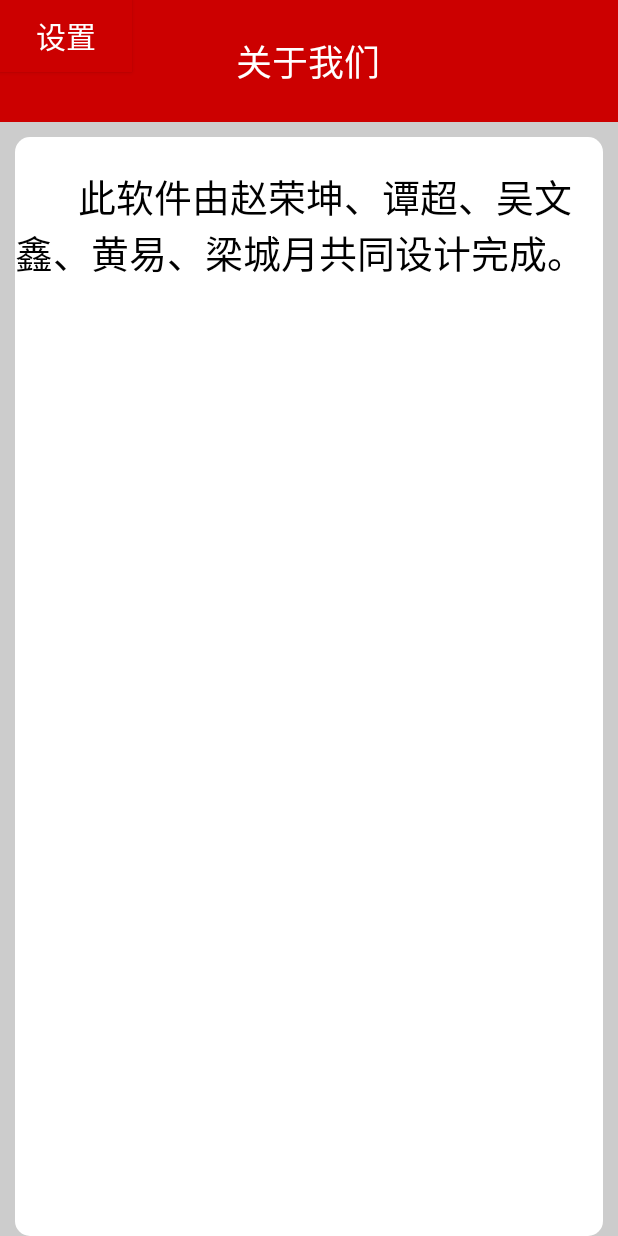
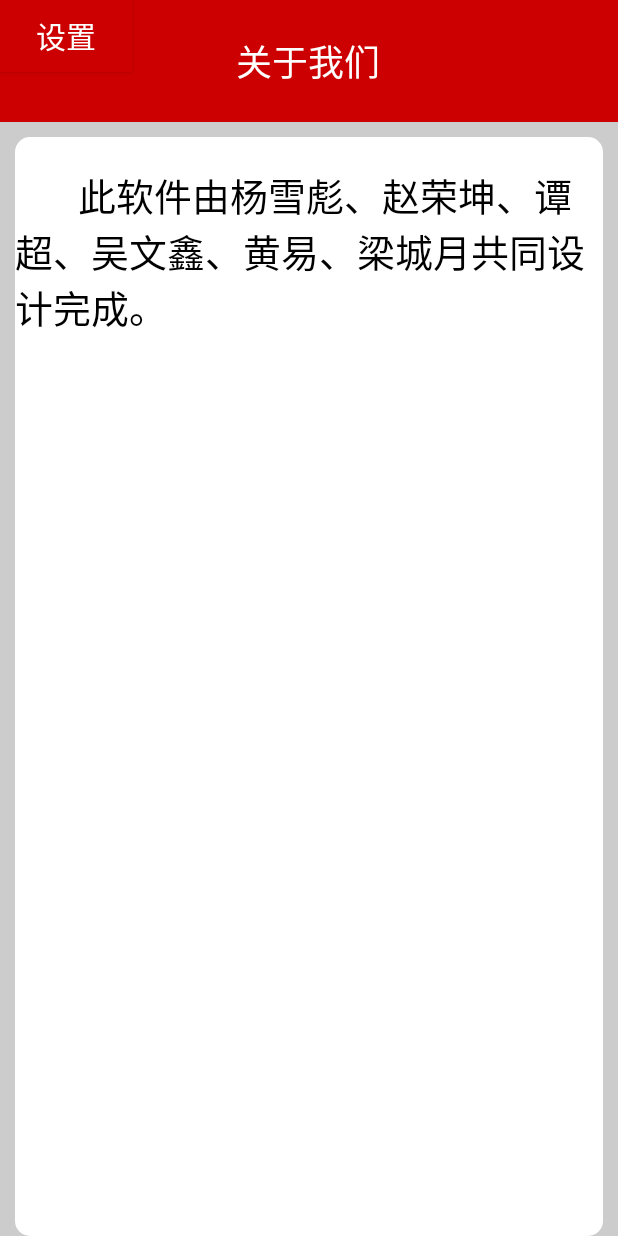
Before and after one commit to liangchengyue/HelpYou, an Android app: the SecondActivity screen opened directly, with no data from a screen before it, on a phone screen of 412 x 824 dp. Run offline under Robolectric (Android 15) with nearby library versions, the phone set to English and light mode, and no system bars.

Commit message:
增加组员杨雪彪

```diff
--- a/campushelp/src/main/res/layout/activity_second.xml
+++ b/campushelp/src/main/res/layout/activity_second.xml
@@ -74,7 +74,7 @@
                 android:layout_height="wrap_content"
                 android:textSize="25sp"
                 android:textColor="#000000"
-                android:text="       此软件由赵荣坤、谭超、吴文鑫、黄易、梁城月共同设计完成。"/>
+                android:text="       此软件由杨雪彪、赵荣坤、谭超、吴文鑫、黄易、梁城月共同设计完成。"/>
 
         </LinearLayout>
 
```
